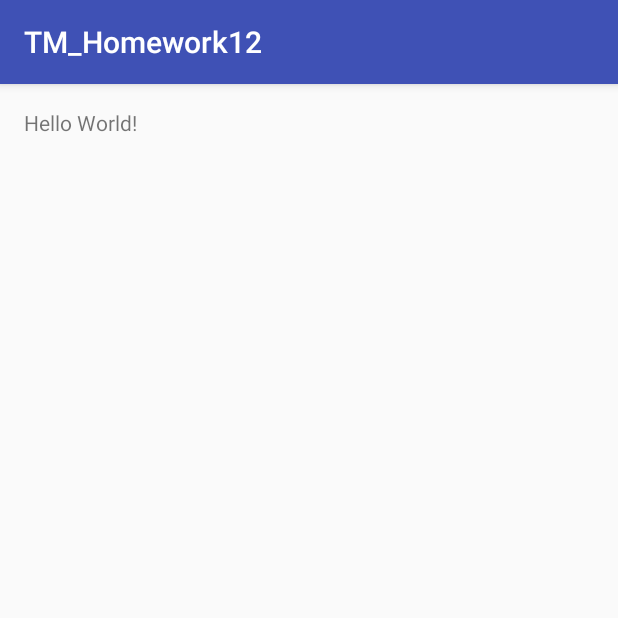
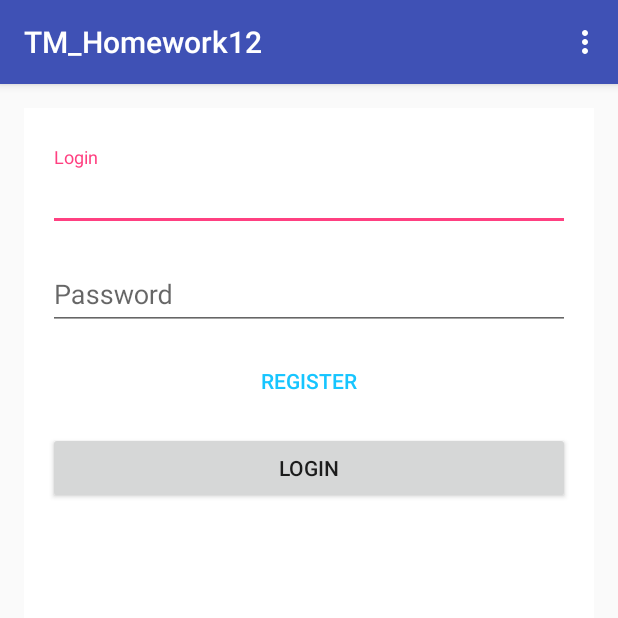
Before and after one commit to HubalOleg/TM_Homework12, an Android app: the screen it shows after launch (MainActivity), on a phone screen of 412 x 824 dp, the top half of it. Run offline under Robolectric (Android 15) with nearby library versions, the phone set to English and light mode, and no system bars.

Commit message:
Menu added, about menu item show text

```diff
--- a/app/build.gradle
+++ b/app/build.gradle
@@ -23,4 +23,5 @@ dependencies {
     compile fileTree(dir: 'libs', include: ['*.jar'])
     testCompile 'junit:junit:4.12'
     compile 'com.android.support:appcompat-v7:23.2.1'
+    compile 'com.android.support:design:23.1.1'
 }
--- a/app/src/main/java/oleg/hubal/com/tm_homework12/MainActivity.java
+++ b/app/src/main/java/oleg/hubal/com/tm_homework12/MainActivity.java
@@ -2,12 +2,63 @@ package oleg.hubal.com.tm_homework12;
 
 import android.support.v7.app.AppCompatActivity;
 import android.os.Bundle;
+import android.view.Menu;
+import android.view.MenuItem;
 
-public class MainActivity extends AppCompatActivity {
+import oleg.hubal.com.tm_homework12.fragments.AboutFragment;
+import oleg.hubal.com.tm_homework12.fragments.SignInFragment;
+
+public class MainActivity extends AppCompatActivity{
+
+    private SignInFragment signInFragment;
 
     @Override
     protected void onCreate(Bundle savedInstanceState) {
         super.onCreate(savedInstanceState);
         setContentView(R.layout.activity_main);
+
+        initFragment();
+
+        if (savedInstanceState == null) {
+            commitSignInFragment();
+        }
+    }
+
+    @Override
+    public boolean onCreateOptionsMenu(Menu menu) {
+        getMenuInflater().inflate(R.menu.main_menu, menu);
+        return true;
+    }
+
+    @Override
+    public boolean onOptionsItemSelected(MenuItem item) {
+        switch (item.getItemId()) {
+            case R.id.menu_about:
+                openAboutFragment();
+                return true;
+            default:
+                return false;
+        }
+    }
+
+    private void openAboutFragment() {
+        AboutFragment aboutFragment = new AboutFragment();
+        getSupportFragmentManager()
+                .beginTransaction()
+                .add(R.id.frgm_container_AM, aboutFragment)
+                .addToBackStack(null)
+                .commit();
+    }
+
+    private void initFragment() {
+        signInFragment = new SignInFragment();
+    }
+
+    private void commitSignInFragment() {
+        getSupportFragmentManager()
+                .beginTransaction()
+                .add(R.id.frgm_container_AM, signInFragment)
+                .addToBackStack(null)
+                .commit();
     }
 }
--- /dev/null
+++ b/app/src/main/java/oleg/hubal/com/tm_homework12/fragments/SignInFragment.java
@@ -0,0 +1,64 @@
+package oleg.hubal.com.tm_homework12.fragments;
+
+import android.os.Bundle;
+import android.support.v4.app.Fragment;
+import android.view.LayoutInflater;
+import android.view.View;
+import android.view.ViewGroup;
+import android.widget.Button;
+import android.widget.EditText;
+
+import oleg.hubal.com.tm_homework12.R;
+
+/**
+ * Created by User on 13.03.2016.
+ */
+public class SignInFragment extends Fragment implements View.OnClickListener {
+
+    private View view;
+    private Button btnReg, btnLogin;
+    private EditText etLogin, etPassword;
+
+
+    @Override
+    public View onCreateView(final LayoutInflater inflater, ViewGroup container, Bundle savedInstanceState) {
+        view = inflater.inflate(R.layout.fragment_sign_in, container, false);
+
+        initView();
+
+        return view;
+    }
+
+    private void initView() {
+        btnReg = (Button) view.findViewById(R.id.btn_register);
+        btnLogin = (Button) view.findViewById(R.id.btn_login);
+        etLogin = (EditText) view.findViewById(R.id.et_login);
+        etPassword = (EditText) view.findViewById(R.id.et_pass);
+
+        btnLogin.setOnClickListener(this);
+        btnReg.setOnClickListener(this);
+
+    }
+
+    @Override
+    public void onClick(View v) {
+        switch(v.getId()) {
+            case R.id.btn_register:
+                openRegFragment();
+                break;
+            case R.id.btn_login:
+
+                break;
+        }
+    }
+
+    private void openRegFragment() {
+        RegFragment regFragment = new RegFragment();
+        getActivity().getSupportFragmentManager()
+                .beginTransaction()
+                .add(R.id.frgm_container_AM, regFragment)
+                .addToBackStack(null)
+                .commit();
+    }
+
+}
--- a/app/src/main/res/layout/activity_main.xml
+++ b/app/src/main/res/layout/activity_main.xml
@@ -9,8 +9,8 @@
     android:paddingTop="@dimen/activity_vertical_margin"
     tools:context="oleg.hubal.com.tm_homework12.MainActivity">
 
-    <TextView
-        android:layout_width="wrap_content"
-        android:layout_height="wrap_content"
-        android:text="Hello World!" />
+    <FrameLayout
+        android:id="@+id/frgm_container_AM"
+        android:layout_width="match_parent"
+        android:layout_height="match_parent"/>
 </RelativeLayout>
--- /dev/null
+++ b/app/src/main/res/layout/fragment_sign_in.xml
@@ -0,0 +1,53 @@
+<?xml version="1.0" encoding="utf-8"?>
+<LinearLayout xmlns:android="http://schemas.android.com/apk/res/android"
+    android:orientation="vertical" android:layout_width="match_parent"
+    android:layout_height="match_parent"
+    android:paddingBottom="@dimen/activity_vertical_margin"
+    android:paddingLeft="@dimen/activity_horizontal_margin"
+    android:paddingRight="@dimen/activity_horizontal_margin"
+    android:paddingTop="@dimen/activity_vertical_margin"
+    android:background="@android:color/white">
+
+    <android.support.design.widget.TextInputLayout
+        android:id="@+id/til_login"
+        android:layout_width="match_parent"
+        android:layout_height="wrap_content"
+        android:layout_marginTop="@dimen/view_vertical_margin">
+        <EditText
+            android:id="@+id/et_login"
+            android:layout_width="match_parent"
+            android:layout_height="wrap_content"
+            android:hint="@string/hint_login"/>
+    </android.support.design.widget.TextInputLayout>
+
+    <android.support.design.widget.TextInputLayout
+        android:id="@+id/til_pass"
+        android:layout_width="match_parent"
+        android:layout_height="wrap_content"
+        android:layout_marginTop="@dimen/view_vertical_margin">
+        <EditText
+            android:id="@+id/et_pass"
+            android:layout_width="match_parent"
+            android:layout_height="wrap_content"
+            android:hint="@string/hint_password"/>
+    </android.support.design.widget.TextInputLayout>
+
+    <Button
+        style="@style/Widget.AppCompat.Button.Borderless"
+        android:id="@+id/btn_register"
+        android:layout_marginTop="@dimen/view_vertical_margin"
+        android:layout_width="match_parent"
+        android:layout_height="wrap_content"
+        android:layout_gravity="center_horizontal"
+        android:text="@string/btn_register"
+        android:textColor="@color/reg_text_color"/>
+
+    <Button
+        android:id="@+id/btn_login"
+        android:layout_width="match_parent"
+        android:layout_height="wrap_content"
+        android:layout_marginTop="@dimen/view_vertical_margin"
+        android:text="@string/btn_login"
+        />
+
+</LinearLayout>
--- /dev/null
+++ b/app/src/main/res/menu/main_menu.xml
@@ -0,0 +1,17 @@
+<?xml version="1.0" encoding="utf-8"?>
+<menu xmlns:android="http://schemas.android.com/apk/res/android"
+    xmlns:app="http://schemas.android.com/apk/res-auto">
+    <item
+        android:id="@+id/menu_settings"
+        android:title="@string/menu_settings"
+        app:showAsAction="never"/>
+    <item
+        android:id="@+id/menu_list"
+        android:title="@string/menu_list"
+        app:showAsAction="never"/>
+    <item
+        android:id="@+id/menu_about"
+        android:title="@string/menu_about"
+        app:showAsAction="never"/>
+
+</menu>
--- a/app/src/main/res/values/colors.xml
+++ b/app/src/main/res/values/colors.xml
@@ -3,4 +3,5 @@
     <color name="colorPrimary">#3F51B5</color>
     <color name="colorPrimaryDark">#303F9F</color>
     <color name="colorAccent">#FF4081</color>
+    <color name="reg_text_color">#16c5ff</color>
 </resources>
--- a/app/src/main/res/values/dimens.xml
+++ b/app/src/main/res/values/dimens.xml
@@ -2,4 +2,6 @@
     <!-- Default screen margins, per the Android Design guidelines. -->
     <dimen name="activity_horizontal_margin">16dp</dimen>
     <dimen name="activity_vertical_margin">16dp</dimen>
+    <dimen name="greeting_text_size">20sp</dimen>
+    <dimen name="view_vertical_margin">10dp</dimen>
 </resources>
--- a/app/src/main/res/values/strings.xml
+++ b/app/src/main/res/values/strings.xml
@@ -1,3 +1,18 @@
 <resources>
     <string name="app_name">TM_Homework12</string>
+    <string name="hello_user">Hello</string>
+    <string name="hint_login">Login</string>
+    <string name="hint_password">Password</string>
+    <string name="btn_register">Register</string>
+    <string name="btn_login">LOGIN</string>
+    <string name="hint_name">Name</string>
+    <string name="hint_surname">Surname</string>
+    <string name="female">Female</string>
+    <string name="male">Male</string>
+    <string name="empty_field_toast">Fill all fields!!!</string>
+    <string name="diolog_user">User</string>
+    <string name="dialog_registrated">registrated</string>
+    <string name="menu_settings">Settings</string>
+    <string name="menu_list">Show users</string>
+    <string name="menu_about">About</string>
 </resources>
```
Also changed, not shown: app/src/main/java/oleg/hubal/com/tm_homework12/fragments/AboutFragment.java (added, +62 -0 lines), app/src/main/java/oleg/hubal/com/tm_homework12/fragments/GreetingDialogFragment.java (added, +30 -0 lines), app/src/main/java/oleg/hubal/com/tm_homework12/fragments/RegFragment.java (added, +80 -0 lines), app/src/main/res/layout/fragment_about.xml (added, +10 -0 lines), app/src/main/res/layout/fragment_reg.xml (added, +66 -0 lines), 1 other file.
